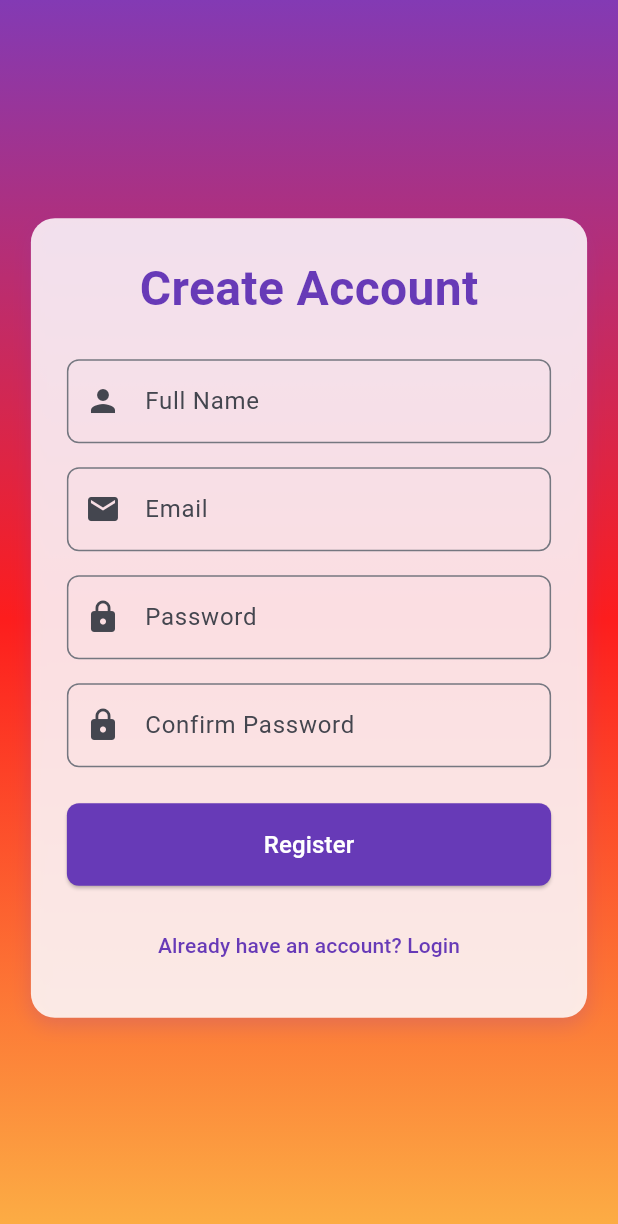
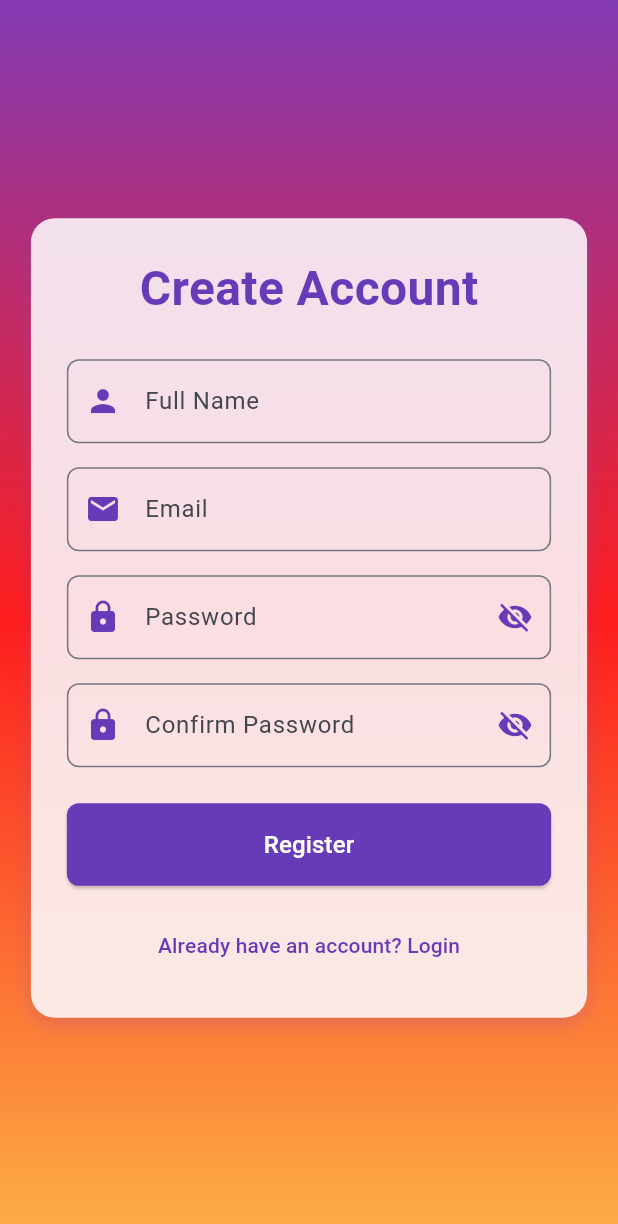
Before and after one commit to johaan0/ResQ-360, a Flutter app: the screen it shows after launch, after a tap on "Don't have an account? Sign Up", on a phone screen of 412 x 824 dp. Shown: the top 1224 px of the screen. Run offline on Flutter 3.47's test engine with Material 3 defaults, Android fonts, the light colour scheme and no system bars; our stand-ins replace animate_do, audioplayers, cloud_firestore, firebase_auth, firebase_core, flutter_animate and 2 more; accounts and stored records are empty; network calls fail; Roboto replaces fonts that are missing (Poppins).

Commit message:
Made certain changes in UI and UX

```diff
--- a/lib/login.dart
+++ b/lib/login.dart
@@ -26,7 +26,7 @@ class _LoginPageState extends State<LoginPage> with SingleTickerProviderStateMix
     super.initState();
     _animationController = AnimationController(
       vsync: this,
-      duration: const Duration(milliseconds: 1500),
+      duration: const Duration(milliseconds: 1000),
     );
 
     _slideAnimation = Tween<Offset>(
--- a/lib/registration_page.dart
+++ b/lib/registration_page.dart
@@ -22,6 +22,8 @@ class _RegistrationPageState extends State<RegistrationPage> {
   final FirebaseFirestore _firestore = FirebaseFirestore.instance;
 
   double _containerPosition = 1000;
+  bool _obscurePassword = true;
+  bool _obscureConfirmPassword = true;
 
   @override
   void initState() {
@@ -120,9 +122,9 @@ class _RegistrationPageState extends State<RegistrationPage> {
                   const SizedBox(height: 16),
                   _buildTextField(_emailController, 'Email', Icons.email, TextInputType.emailAddress),
                   const SizedBox(height: 16),
-                  _buildTextField(_passwordController, 'Password', Icons.lock, TextInputType.text),
+                  _buildPasswordField(_passwordController, 'Password', true),
                   const SizedBox(height: 16),
-                  _buildTextField(_confirmPasswordController, 'Confirm Password', Icons.lock, TextInputType.text),
+                  _buildPasswordField(_confirmPasswordController, 'Confirm Password', false),
                   const SizedBox(height: 24),
                   SizedBox(
                     width: double.infinity,
@@ -165,18 +167,48 @@ class _RegistrationPageState extends State<RegistrationPage> {
     );
   }
 
-  Widget _buildTextField(TextEditingController controller, String label, IconData icon, [TextInputType? type, bool obscureText = true]) {
+  Widget _buildTextField(TextEditingController controller, String label, IconData icon, [TextInputType? type]) {
     return TextField(
       controller: controller,
       keyboardType: type,
-      obscureText: obscureText,
       decoration: InputDecoration(
         labelText: label,
         labelStyle: const TextStyle(fontFamily: 'Poppins'),
         border: OutlineInputBorder(
           borderRadius: BorderRadius.circular(8.0),
         ),
-        prefixIcon: Icon(icon),
+        prefixIcon: Icon(icon, color: Color(0xFF673AB7)),
+      ),
+    );
+  }
+
+  Widget _buildPasswordField(TextEditingController controller, String label, bool isPasswordField) {
+    return TextField(
+      controller: controller,
+      obscureText: isPasswordField ? _obscurePassword : _obscureConfirmPassword,
+      decoration: InputDecoration(
+        labelText: label,
+        labelStyle: const TextStyle(fontFamily: 'Poppins'),
+        border: OutlineInputBorder(
+          borderRadius: BorderRadius.circular(8.0),
+        ),
+        prefixIcon: Icon(Icons.lock, color: Color(0xFF673AB7)),
+        suffixIcon: IconButton(
+          icon: Icon(
+            isPasswordField ? (_obscurePassword ? Icons.visibility_off : Icons.visibility)
+                            : (_obscureConfirmPassword ? Icons.visibility_off : Icons.visibility),
+            color: Color(0xFF673AB7),
+          ),
+          onPressed: () {
+            setState(() {
+              if (isPasswordField) {
+                _obscurePassword = !_obscurePassword;
+              } else {
+                _obscureConfirmPassword = !_obscureConfirmPassword;
+              }
+            });
+          },
+        ),
       ),
     );
   }
--- a/pubspec.yaml
+++ b/pubspec.yaml
@@ -46,6 +46,7 @@ dependencies:
 
 
 
+
   # The following adds the Cupertino Icons font to your application.
   # Use with the CupertinoIcons class for iOS style icons.
   cupertino_icons: ^1.0.8
@@ -81,7 +82,7 @@ flutter:
 
       - assets/background.png
       - assets/animations/background.json
-      - assets/audio/sos_1.mp3
+      - assets/audio/test.mp3
 
 
   # An image asset can refer to one or more resolution-specific "variants", see
```
Also changed, not shown: lib/about.dart (+9 -16 lines), lib/home.dart (+10 -10 lines), lib/main_layout.dart (+11 -3 lines), lib/sos.dart (+40 -21 lines), 2 other files.
